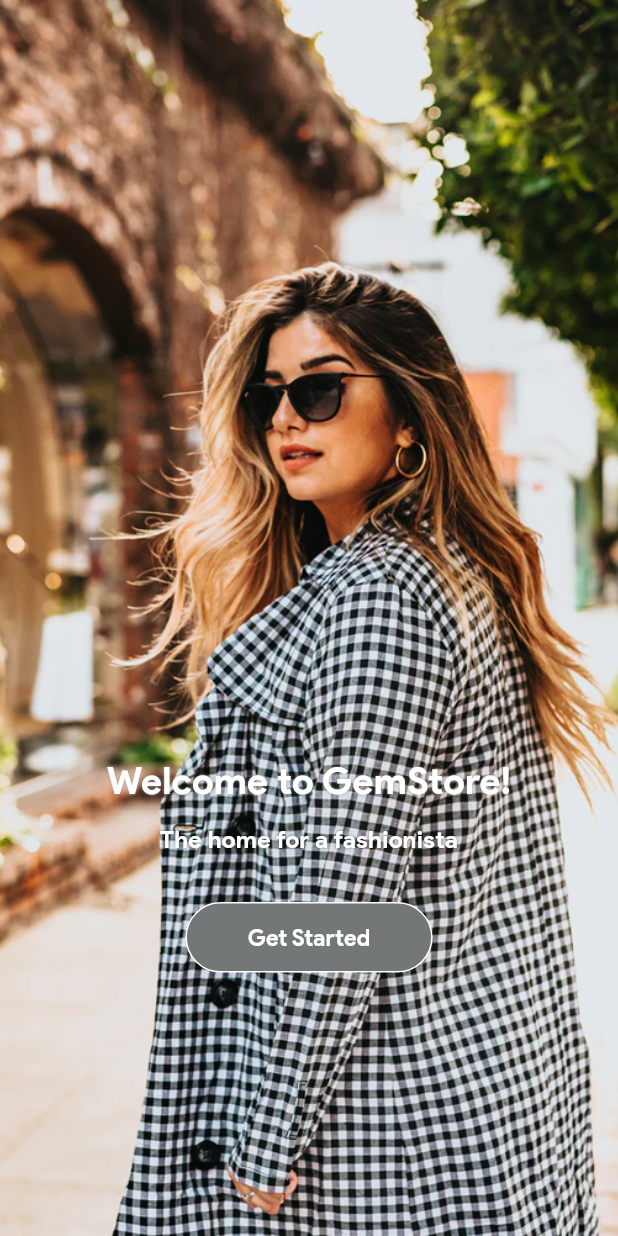
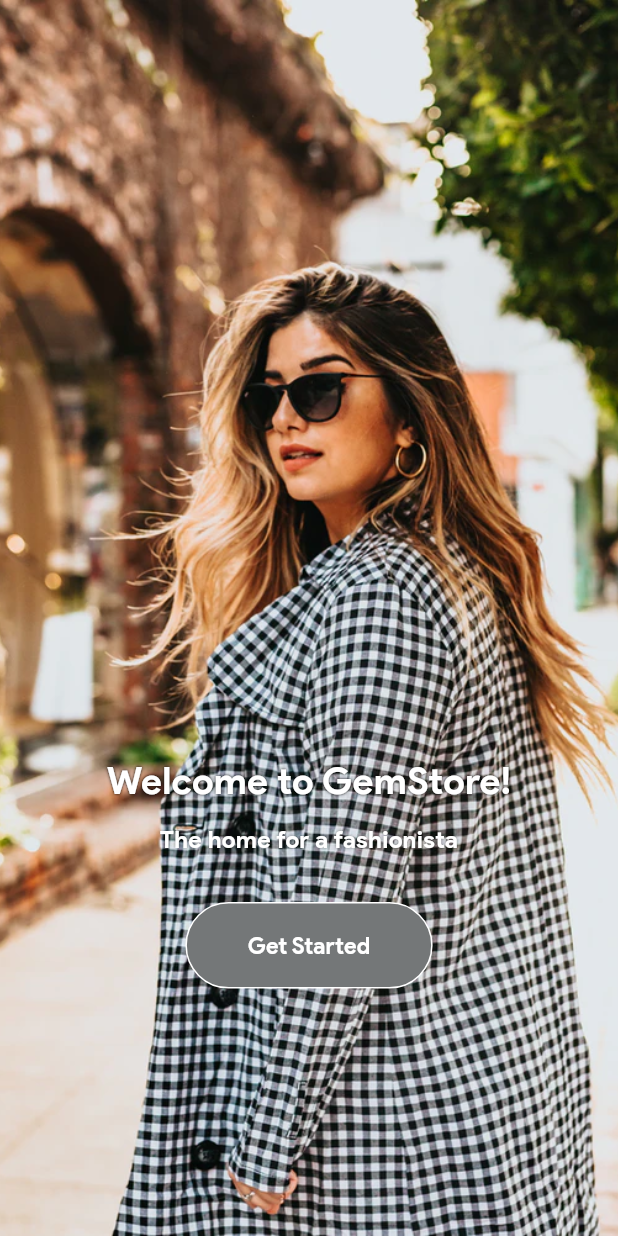
Before and after one commit to charlie-black/ecom_101, a Flutter app: the screen it shows after launch, on a phone screen of 412 x 824 dp. Run offline on Flutter 3.47's test engine with Material 3 defaults, Android fonts, the light colour scheme and no system bars; our stand-ins replace badges, flutter_rating_stars, flutter_spinkit, flutter_svg, get, hexcolor and 1 more; missing offline and left inert: staggered_grid_view_flutter.

Commit message:
refactored the welcome page

```diff
--- a/lib/screens/welcome.dart
+++ b/lib/screens/welcome.dart
@@ -2,28 +2,24 @@
 import 'package:ecom_101/utils/constants.dart';
 import 'package:flutter/material.dart';
 import 'package:hexcolor/hexcolor.dart';
-import 'package:sizer/sizer.dart';
 
 import '../shared_resources/gradient_button.dart';
 
-class WelcomeScreen extends StatefulWidget {
+class WelcomeScreen extends StatelessWidget {
   const WelcomeScreen({Key? key}) : super(key: key);
 
-  @override
-  _WelcomeScreenState createState() => _WelcomeScreenState();
+  void navigateToPage(BuildContext context) {
+    Navigator.of(context).pushAndRemoveUntil(
+      MaterialPageRoute(builder: (context) => HomePage()),
+          (Route<dynamic> route) => false,
+    );
   }
-
-class _WelcomeScreenState extends State<WelcomeScreen> {
-
-  navigationToPage() {
-    Navigator.of(context).pushAndRemoveUntil(
-        MaterialPageRoute(builder: (context) =>  HomePage()),
-        (Route<dynamic> route) => false);
-  }
-
 
   @override
   Widget build(BuildContext context) {
+    final double screenHeight = MediaQuery.of(context).size.height;
+    final double screenWidth = MediaQuery.of(context).size.width;
+
     return Scaffold(
       body: Container(
         decoration: BoxDecoration(
@@ -32,7 +28,7 @@
               color: Colors.black.withOpacity(0.5),
               spreadRadius: 5,
               blurRadius: 7,
-            offset: Offset(0, 3),
+              offset: const Offset(0, 3),
             ),
           ],
           color: HexColor("#000000").withOpacity(0.7),
@@ -45,7 +41,7 @@
           child: Column(
             children: [
               SizedBox(
-              height: 60.h,
+                height: screenHeight * 0.6,
               ),
               Padding(
                 padding: const EdgeInsets.all(kDefaultPadding),
@@ -57,7 +53,7 @@
                     fontWeight: FontWeight.w700,
                     color: Colors.white,
                     shadows: [
-                    const Shadow(color: Colors.grey, blurRadius: 2)
+                      const Shadow(color: Colors.black, blurRadius: 2),
                     ],
                   ),
                 ),
@@ -65,13 +61,14 @@
               Padding(
                 padding: const EdgeInsets.all(2.0),
                 child: Text(
-                'The home for a fashionista',textAlign: TextAlign.center,
+                  'The home for a fashionista',
+                  textAlign: TextAlign.center,
                   style: kTextStyle.copyWith(
                     fontSize: 16,
                     fontWeight: FontWeight.w700,
                     color: Colors.white,
                     shadows: [
-                     Shadow(color: Colors.black.withOpacity(0.5), blurRadius: 2)
+                      Shadow(color: Colors.black.withOpacity(0.5), blurRadius: 2),
                     ],
                   ),
                 ),
@@ -84,18 +81,19 @@
                 child: GradientButton(
                   text: "Get Started",
                   onPressed: () {
-                  navigationToPage();
+                    navigateToPage(context);
                   },
-                height: 47,
-                width: 40.w,
+                  height: screenHeight * 0.07,
+                  width: screenWidth * 0.4,
                   borderRadius: 30,
                   borderColor: Colors.white,
-                colors:  [HexColor("#747778"), HexColor("#747778")],
+                  colors: [HexColor("#747778"), HexColor("#747778")],
                 ),
               )
             ],
           ),
         ),
-    ));
+      ),
+    );
   }
 }
```
Lines whose indentation alone changed are shown as unchanged.
